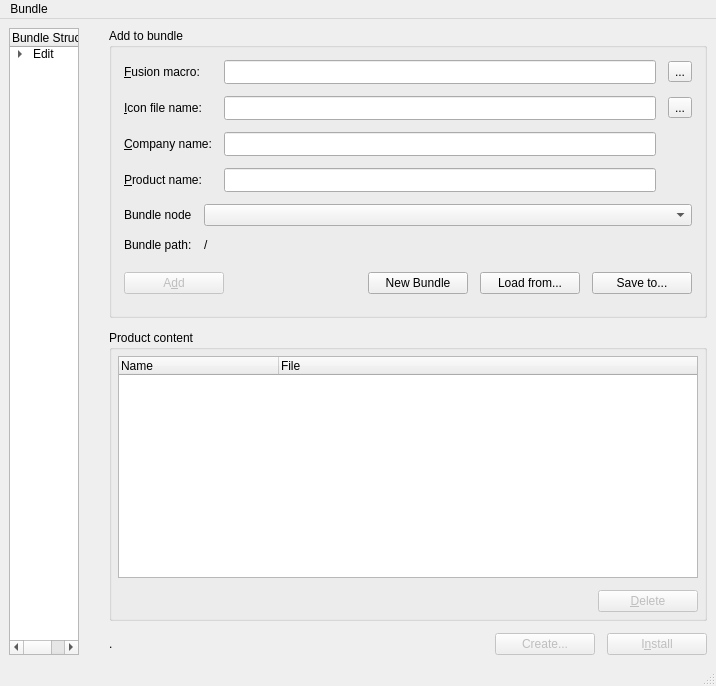
Old version of the form mainwindow.ui in the repository britus/DRFXBuilder.
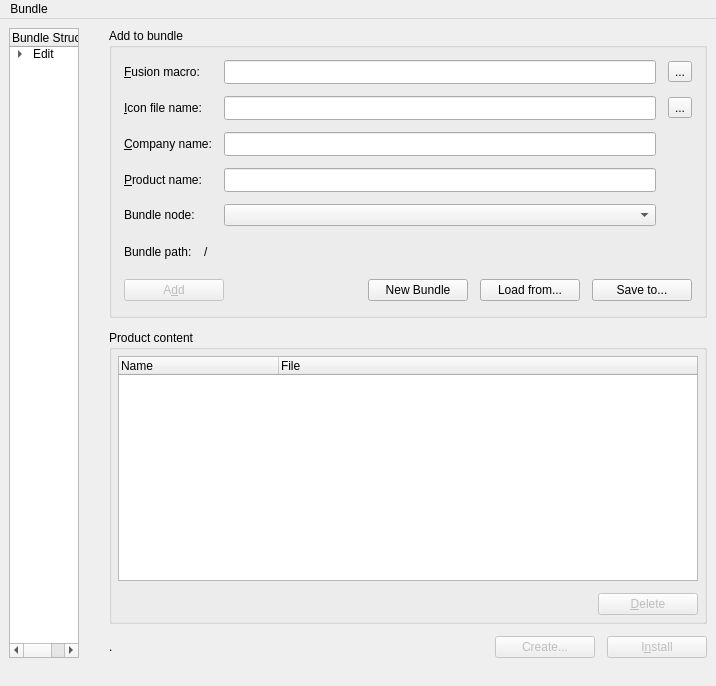
New version of the form. Icons and pictures are not drawn.

Diff of the .ui file:
```diff
--- a/mainwindow.ui
+++ b/mainwindow.ui
@@ -225,6 +225,12 @@
          <property name="title">
           <string>Add to bundle</string>
          </property>
+         <property name="alignment">
+          <set>Qt::AlignLeading|Qt::AlignLeft|Qt::AlignTop</set>
+         </property>
+         <property name="flat">
+          <bool>true</bool>
+         </property>
          <layout class="QVBoxLayout" name="verticalLayout_2">
           <property name="spacing">
            <number>12</number>
@@ -431,28 +437,26 @@
                </property>
               </widget>
              </item>
-            </layout>
-           </widget>
-          </item>
-          <item>
-           <widget class="QWidget" name="pnlImportTarget" native="true">
-            <layout class="QGridLayout" name="gridLayout_2">
-             <property name="leftMargin">
-              <number>0</number>
-             </property>
-             <property name="topMargin">
-              <number>0</number>
-             </property>
-             <property name="rightMargin">
-              <number>0</number>
-             </property>
-             <property name="bottomMargin">
-              <number>0</number>
-             </property>
-             <property name="spacing">
-              <number>12</number>
-             </property>
-             <item row="0" column="0">
+             <item row="4" column="1">
+              <widget class="QComboBox" name="cbBundleNode">
+               <property name="sizePolicy">
+                <sizepolicy hsizetype="MinimumExpanding" vsizetype="Fixed">
+                 <horstretch>0</horstretch>
+                 <verstretch>0</verstretch>
+                </sizepolicy>
+               </property>
+               <property name="toolTip">
+                <string>Choose where to place your Fusion VFX</string>
+               </property>
+               <property name="statusTip">
+                <string>Choose where to place your Fusion VFX</string>
+               </property>
+               <property name="whatsThis">
+                <string>Choose where to place your Fusion VFX</string>
+               </property>
+              </widget>
+             </item>
+             <item row="4" column="0">
               <widget class="QLabel" name="label_3">
                <property name="sizePolicy">
                 <sizepolicy hsizetype="Minimum" vsizetype="Preferred">
@@ -461,46 +465,60 @@
                 </sizepolicy>
                </property>
                <property name="text">
-                <string>Bundle node</string>
+                <string>Bundle node:</string>
                </property>
                <property name="buddy">
                 <cstring>cbBundleNode</cstring>
                </property>
               </widget>
              </item>
+            </layout>
+           </widget>
+          </item>
+          <item>
+           <widget class="QWidget" name="pnlImportTarget" native="true">
+            <layout class="QGridLayout" name="gridLayout_2">
+             <property name="leftMargin">
+              <number>0</number>
+             </property>
+             <property name="topMargin">
+              <number>0</number>
+             </property>
+             <property name="rightMargin">
+              <number>0</number>
+             </property>
+             <property name="bottomMargin">
+              <number>0</number>
+             </property>
+             <property name="spacing">
+              <number>12</number>
+             </property>
              <item row="0" column="1">
-              <widget class="QComboBox" name="cbBundleNode">
-               <property name="sizePolicy">
-                <sizepolicy hsizetype="MinimumExpanding" vsizetype="Fixed">
-                 <horstretch>0</horstretch>
-                 <verstretch>0</verstretch>
-                </sizepolicy>
-               </property>
-               <property name="toolTip">
-                <string>Choose where to place your Fusion VFX</string>
-               </property>
-               <property name="statusTip">
-                <string>Choose where to place your Fusion VFX</string>
-               </property>
-               <property name="whatsThis">
-                <string>Choose where to place your Fusion VFX</string>
-               </property>
-              </widget>
-             </item>
-             <item row="1" column="0">
-              <widget class="QLabel" name="label_6">
-               <property name="text">
-                <string>Bundle path:</string>
-               </property>
-              </widget>
-             </item>
-             <item row="1" column="1">
               <widget class="QLabel" name="txTargetPath">
+               <property name="sizePolicy">
+                <sizepolicy hsizetype="Expanding" vsizetype="Preferred">
+                 <horstretch>0</horstretch>
+                 <verstretch>0</verstretch>
+                </sizepolicy>
+               </property>
                <property name="text">
                 <string>/</string>
                </property>
               </widget>
              </item>
+             <item row="0" column="0">
+              <widget class="QLabel" name="label_6">
+               <property name="sizePolicy">
+                <sizepolicy hsizetype="Minimum" vsizetype="Preferred">
+                 <horstretch>0</horstretch>
+                 <verstretch>0</verstretch>
+                </sizepolicy>
+               </property>
+               <property name="text">
+                <string>Bundle path:</string>
+               </property>
+              </widget>
+             </item>
             </layout>
            </widget>
           </item>
@@ -628,6 +646,12 @@
          <property name="title">
           <string>Product content</string>
          </property>
+         <property name="alignment">
+          <set>Qt::AlignLeading|Qt::AlignLeft|Qt::AlignTop</set>
+         </property>
+         <property name="flat">
+          <bool>true</bool>
+         </property>
          <layout class="QVBoxLayout" name="verticalLayout_3">
           <property name="spacing">
            <number>12</number>
@@ -918,7 +942,11 @@
    </widget>
    <addaction name="menuBundle"/>
   </widget>
-  <widget class="QStatusBar" name="statusbar"/>
+  <widget class="QStatusBar" name="statusbar">
+   <property name="sizeGripEnabled">
+    <bool>false</bool>
+   </property>
+  </widget>
   <action name="actionLoadBundle">
    <property name="text">
     <string>Load from...</string>
```
Left out of the diff: 168 changed lines with no effect on the pictures.
